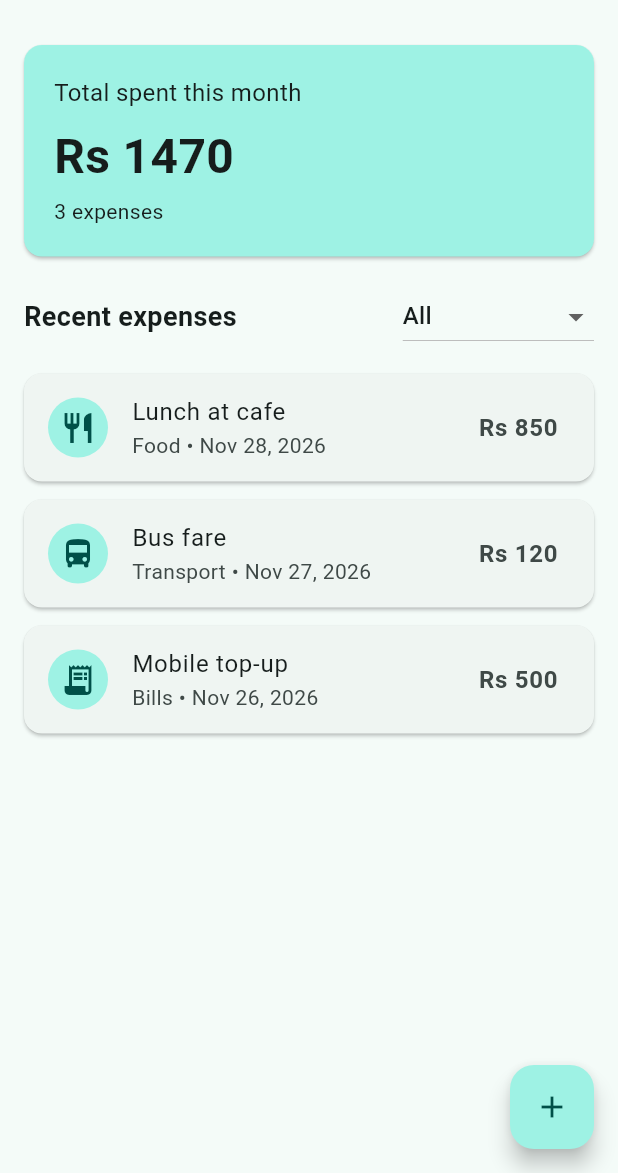
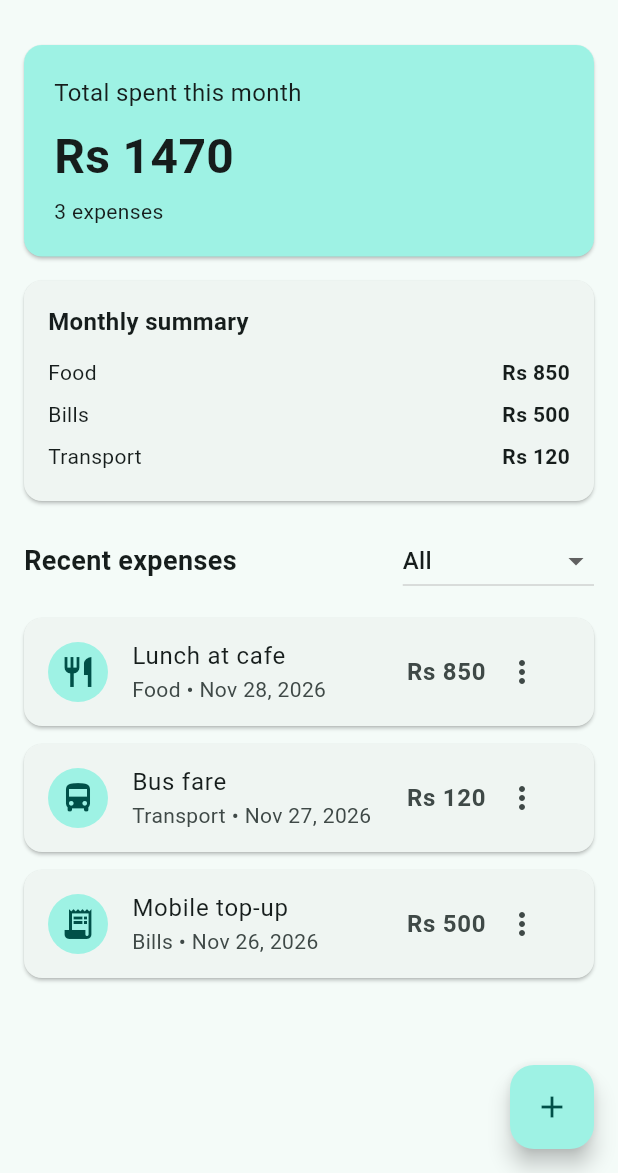
Before and after one commit to alizainanwar/flutter-expense-tracker, a Flutter app: the screen it shows after launch, on a phone screen of 412 x 824 dp, the part 63-1236 px from its top. Run offline on Flutter 3.47's test engine with Material 3 defaults, Android fonts, the phone set to English and light mode, and no system bars; our stand-ins replace get, get_storage.

Commit message:
Day 4: Edit/delete, monthly summary and final polish

```diff
--- a/lib/controllers/expense_controller.dart
+++ b/lib/controllers/expense_controller.dart
@@ -22,7 +22,32 @@ class ExpenseController extends GetxController {
         .toList();
   }
 
-  double get totalSpent => expenses.fold(0, (sum, e) => sum + e.amount);
+  /// Expenses from the current month only.
+  List<Expense> get _thisMonthExpenses {
+    final now = DateTime.now();
+    return expenses
+        .where((e) => e.date.year == now.year && e.date.month == now.month)
+        .toList();
+  }
+
+  /// Total spent in the current month.
+  double get monthlyTotal =>
+      _thisMonthExpenses.fold(0, (sum, e) => sum + e.amount);
+
+  /// Number of expenses in the current month.
+  int get monthlyCount => _thisMonthExpenses.length;
+
+  /// Current-month totals per category, biggest first.
+  Map<String, double> get monthlyByCategory {
+    final totals = <String, double>{};
+    for (final expense in _thisMonthExpenses) {
+      totals[expense.category] =
+          (totals[expense.category] ?? 0) + expense.amount;
+    }
+    final sorted = totals.entries.toList()
+      ..sort((a, b) => b.value.compareTo(a.value));
+    return Map.fromEntries(sorted);
+  }
 
   @override
   void onInit() {
@@ -39,6 +64,18 @@ class ExpenseController extends GetxController {
 
   void addExpense(Expense expense) {
     expenses.insert(0, expense);
+    _save();
+  }
+
+  void updateExpense(Expense updated) {
+    final index = expenses.indexWhere((e) => e.id == updated.id);
+    if (index == -1) return;
+    expenses[index] = updated;
+    _save();
+  }
+
+  void deleteExpense(String id) {
+    expenses.removeWhere((e) => e.id == id);
     _save();
   }
 
--- a/lib/screens/home_screen.dart
+++ b/lib/screens/home_screen.dart
@@ -4,11 +4,13 @@ import 'package:get/get.dart';
 import '../controllers/expense_controller.dart';
 import '../models/expense.dart';
 import '../widgets/expense_tile.dart';
+import '../widgets/monthly_summary_card.dart';
 import '../widgets/total_spent_card.dart';
 import 'add_expense_screen.dart';
 
-/// Home screen: total spent card, category filter, expense list.
-/// Day 3: reads expenses from ExpenseController (GetX); FAB opens the add form.
+/// Home screen: monthly total card, monthly summary, category filter,
+/// expense list. Reads expenses from ExpenseController (GetX);
+/// FAB opens the add form.
 class HomeScreen extends StatelessWidget {
   const HomeScreen({super.key});
 
@@ -29,9 +31,11 @@ class HomeScreen extends StatelessWidget {
             crossAxisAlignment: CrossAxisAlignment.stretch,
             children: [
               TotalSpentCard(
-                totalSpent: controller.totalSpent,
-                count: controller.expenses.length,
+                totalSpent: controller.monthlyTotal,
+                count: controller.monthlyCount,
               ),
+              MonthlySummaryCard(totals: controller.monthlyByCategory),
+              const SizedBox(height: 16),
               Padding(
                 padding: const EdgeInsets.symmetric(horizontal: 16),
                 child: Row(
--- a/lib/widgets/expense_tile.dart
+++ b/lib/widgets/expense_tile.dart
@@ -1,9 +1,12 @@
 import 'package:flutter/material.dart';
+import 'package:get/get.dart';
 import 'package:intl/intl.dart';
 
+import '../controllers/expense_controller.dart';
 import '../models/expense.dart';
+import '../screens/add_expense_screen.dart';
 
-/// A single row in the expense list.
+/// A single row in the expense list, with edit and delete actions.
 class ExpenseTile extends StatelessWidget {
   const ExpenseTile({super.key, required this.expense});
 
@@ -28,6 +31,20 @@ class ExpenseTile extends StatelessWidget {
     }
   }
 
+  void _confirmDelete() {
+    Get.defaultDialog(
+      title: 'Delete expense?',
+      middleText: '"${expense.title}" will be removed.',
+      textConfirm: 'Delete',
+      textCancel: 'Cancel',
+      confirmTextColor: Colors.white,
+      onConfirm: () {
+        Get.find<ExpenseController>().deleteExpense(expense.id);
+        Get.back();
+      },
+    );
+  }
+
   @override
   Widget build(BuildContext context) {
     return Card(
@@ -40,12 +57,30 @@ class ExpenseTile extends StatelessWidget {
         subtitle: Text(
           '${expense.category} • ${DateFormat.yMMMd().format(expense.date)}',
         ),
-        trailing: Text(
-          'Rs ${expense.amount.toStringAsFixed(0)}',
-          style: const TextStyle(
-            fontWeight: FontWeight.bold,
-            fontSize: 16,
-          ),
+        trailing: Row(
+          mainAxisSize: MainAxisSize.min,
+          children: [
+            Text(
+              'Rs ${expense.amount.toStringAsFixed(0)}',
+              style: const TextStyle(
+                fontWeight: FontWeight.bold,
+                fontSize: 16,
+              ),
+            ),
+            PopupMenuButton<String>(
+              onSelected: (value) {
+                if (value == 'edit') {
+                  Get.to(() => AddExpenseScreen(expense: expense));
+                } else if (value == 'delete') {
+                  _confirmDelete();
+                }
+              },
+              itemBuilder: (context) => const [
+                PopupMenuItem(value: 'edit', child: Text('Edit')),
+                PopupMenuItem(value: 'delete', child: Text('Delete')),
+              ],
+            ),
+          ],
         ),
       ),
     );
--- /dev/null
+++ b/lib/widgets/monthly_summary_card.dart
@@ -0,0 +1,47 @@
+import 'package:flutter/material.dart';
+
+/// This month's totals per category, biggest first.
+/// Shown on the home screen under the total spent card.
+class MonthlySummaryCard extends StatelessWidget {
+  const MonthlySummaryCard({super.key, required this.totals});
+
+  final Map<String, double> totals;
+
+  @override
+  Widget build(BuildContext context) {
+    return Card(
+      margin: const EdgeInsets.symmetric(horizontal: 16),
+      child: Padding(
+        padding: const EdgeInsets.all(16),
+        child: Column(
+          crossAxisAlignment: CrossAxisAlignment.start,
+          children: [
+            const Text(
+              'Monthly summary',
+              style: TextStyle(fontSize: 16, fontWeight: FontWeight.bold),
+            ),
+            const SizedBox(height: 8),
+            if (totals.isEmpty)
+              const Text('No expenses this month yet.')
+            else
+              ...totals.entries.map(
+                (entry) => Padding(
+                  padding: const EdgeInsets.symmetric(vertical: 4),
+                  child: Row(
+                    children: [
+                      Text(entry.key),
+                      const Spacer(),
+                      Text(
+                        'Rs ${entry.value.toStringAsFixed(0)}',
+                        style: const TextStyle(fontWeight: FontWeight.bold),
+                      ),
+                    ],
+                  ),
+                ),
+              ),
+          ],
+        ),
+      ),
+    );
+  }
+}
```
Also changed, not shown: lib/controllers/add_expense_controller.dart (+55 -9 lines), lib/screens/add_expense_screen.dart (+13 -3 lines), 1 other file.
